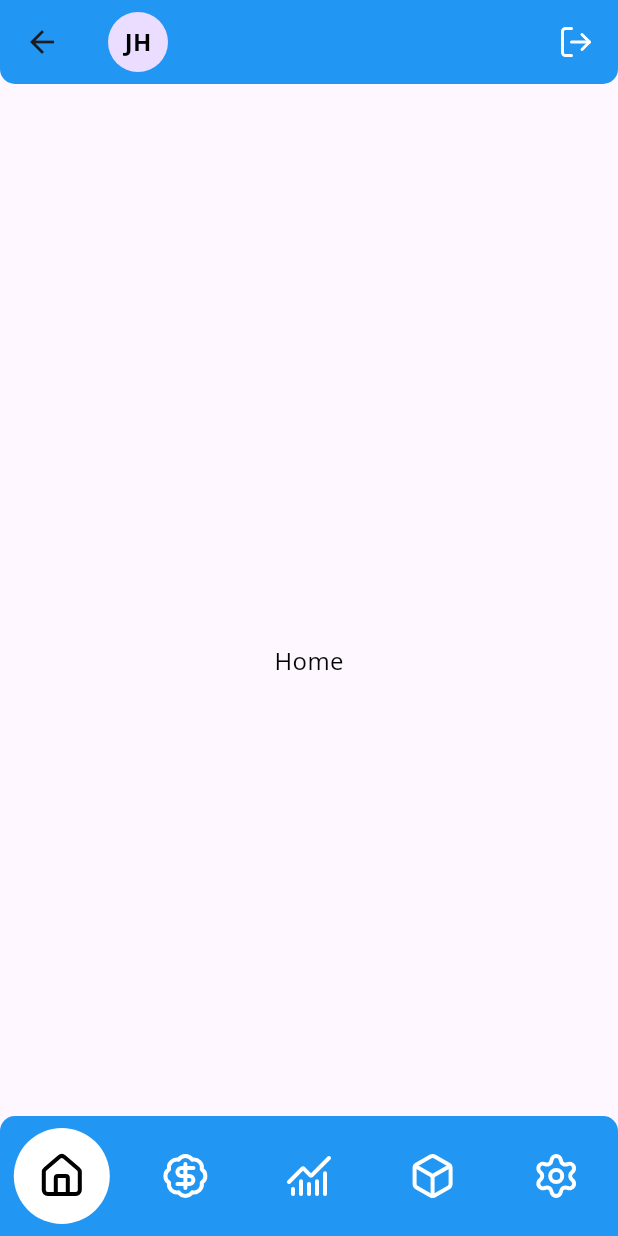
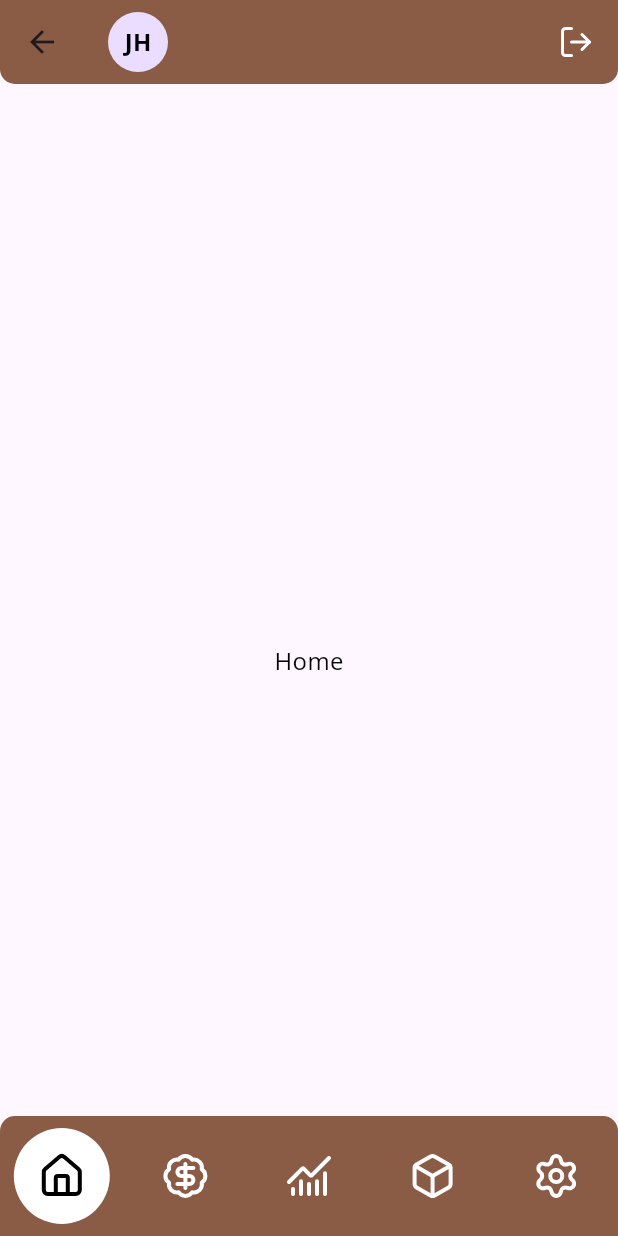
Before and after one commit to Jhyea026/trufapp, a Flutter app: the NavigationPage screen opened by its route, on a phone screen of 412 x 824 dp. Run offline on Flutter 3.47's test engine with Material 3 defaults, Android fonts, the phone set to English and light mode, and no system bars; drawn by our look-alikes of easy_rich_text; our stand-ins replace flutter_lucide, flutter_svg, get.

Commit message:
rota corrigida do login para home

```diff
--- a/lib/app/core/components/custom_button.dart
+++ b/lib/app/core/components/custom_button.dart
@@ -33,9 +33,7 @@ class _CustomButtonState extends State<CustomButton> {
   @override
   Widget build(BuildContext context) {
     return InkWell(
-      onTap: () {
-        print('widget.acao;');
-      },
+      onTap: widget.acao,
       onHover: (isHovering) {
         setState(() {
           hover = isHovering;
--- a/lib/app/core/routes/pages_routes.dart
+++ b/lib/app/core/routes/pages_routes.dart
@@ -9,7 +9,7 @@ class PagesRoutes {
   static final routes = [
     GetPage(name: Routes.initial, page: () => const RedirectPage()),
     GetPage(name: Routes.login, page: () => const Login()),
-    GetPage(name: Routes.home, page: () => const NavigationPage()),
+    GetPage(name: Routes.navigationMain, page: () => const NavigationPage()),
     GetPage(name: Routes.selectBox, page: () => const Placeholder()),
   ];
 }
--- a/lib/app/core/routes/routes.dart
+++ b/lib/app/core/routes/routes.dart
@@ -3,6 +3,6 @@ part of 'pages_routes.dart';
 abstract class Routes {
   static const String initial = '/';
   static const String selectBox = '/select-box';
-  static const String home = '/home';
+  static const String navigationMain = '/navigation';
   static const String login = '/login';
 }
--- a/lib/app/pages/login/login.dart
+++ b/lib/app/pages/login/login.dart
@@ -1,8 +1,10 @@
 import 'package:flutter/material.dart';
 import 'package:flutter_svg/svg.dart';
+import 'package:get/get.dart';
 import 'package:trufapp/app/core/components/apptext.dart';
 import 'package:trufapp/app/core/components/custom_button.dart';
 import 'package:trufapp/app/core/components/custom_text_field.dart';
+import 'package:trufapp/app/core/routes/pages_routes.dart';
 import 'package:trufapp/app/core/theme/app_colors.dart';
 import 'package:trufapp/app/core/theme/app_fonts_weight.dart';
 
@@ -54,7 +56,9 @@ class Login extends StatelessWidget {
                               ),
                           ],
                         ),
-                        CustomButton(texto: 'Entrar', corFundo: AppColors.lightMocha10, mostraBorda: false, carregando: false,)
+                        CustomButton(texto: 'Entrar', corFundo: AppColors.lightMocha10, mostraBorda: false, carregando: false, acao:() {
+                          Get.offNamed(Routes.navigationMain);
+                        },)
                       ],
                     ),
                   )
--- a/lib/app/pages/navigation/navigation_page.dart
+++ b/lib/app/pages/navigation/navigation_page.dart
@@ -3,6 +3,7 @@ import 'package:flutter_lucide/flutter_lucide.dart';
 import 'package:get/get.dart';
 import 'package:trufapp/app/core/components/apptext.dart';
 import 'package:trufapp/app/core/components/custom_icon_button_navigation.dart';
+import 'package:trufapp/app/core/theme/app_colors.dart';
 import 'package:trufapp/app/core/theme/app_fonts_weight.dart';
 import 'package:trufapp/app/pages/navigation/navigation_controller.dart';
 
@@ -36,7 +37,7 @@ class NavigationPage extends StatelessWidget {
                 ),
               ],
             ),
-            backgroundColor: Colors.blue,
+            backgroundColor: AppColors.darkMocha410,
           ),
           body: Stack(
             children: [
@@ -60,7 +61,7 @@ class NavigationPage extends StatelessWidget {
                         height: 80,
                         width: Get.width,
                         decoration: const BoxDecoration(
-                          color: Colors.blue,
+                          color: AppColors.darkMocha410,
                           borderRadius: BorderRadius.only(
                             topLeft: Radius.circular(10),
                             topRight: Radius.circular(10),
```
